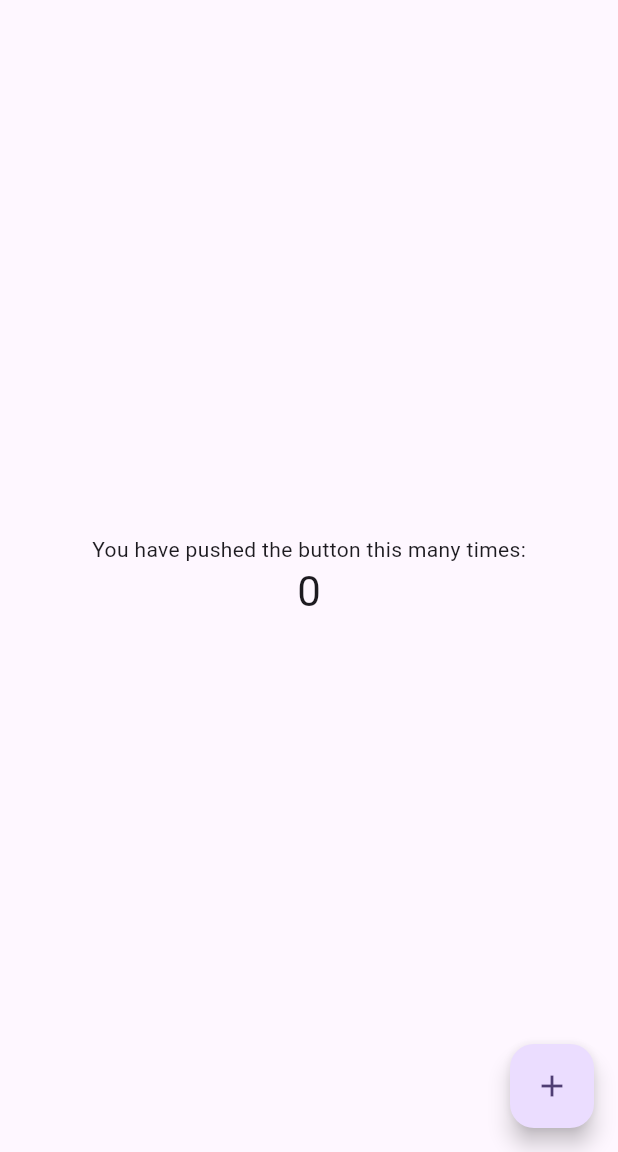
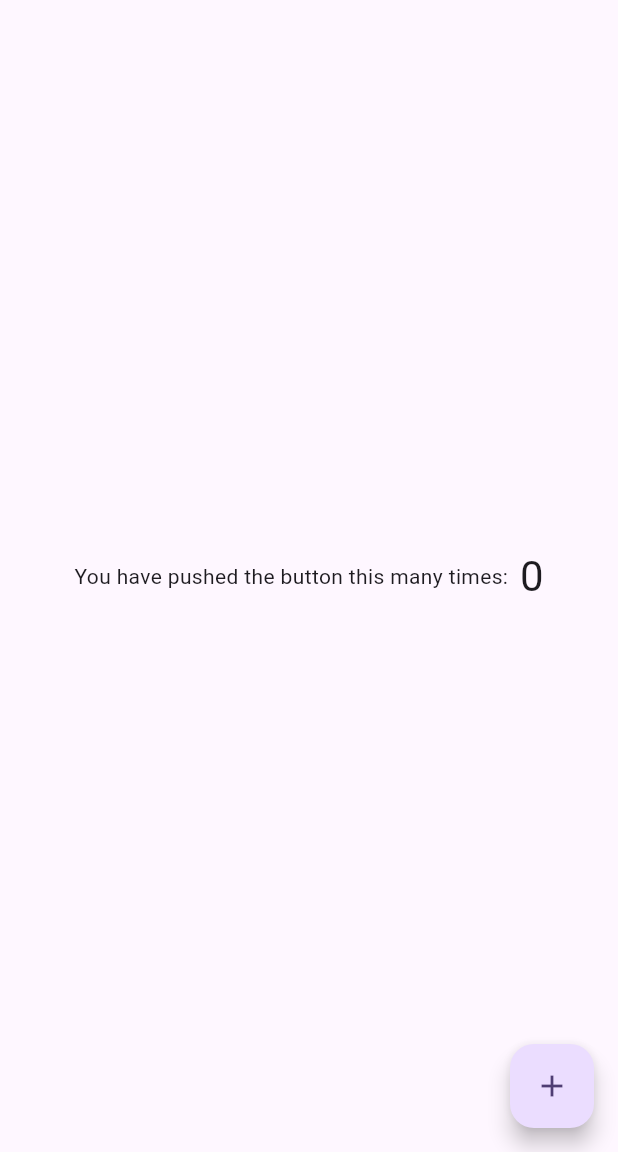
Before and after one commit to could-ai/01990635-1dba-7940-979c-07d8d9938e7a, a Flutter app: the screen it shows after launch, on a phone screen of 412 x 824 dp, the part 84-1236 px from its top. Run offline on Flutter 3.47's test engine with Material 3 defaults, Android fonts, the phone set to English and light mode, and no system bars.

Commit message:
Replaced the vertical Column layout inside the Center widget with a horizontal Row to place the descriptive text and the counter value side by side. Added a SizedBox of width 8 for natural spacing between the two Text widgets. Updated the crossAxisAlignment and mainAxisAlignment to center for proper alignment. This meets the user requirement of positioning both elements in a single natural location next to each other rather than one on top of the other.

```diff
--- a/usr/lib/main.dart
+++ b/usr/lib/main.dart
@@ -7,28 +7,12 @@ void main() {
 class MyApp extends StatelessWidget {
   const MyApp({super.key});
 
-  // This widget is the root of your application.
   @override
   Widget build(BuildContext context) {
     return MaterialApp(
       title: 'Flutter Demo',
       debugShowCheckedModeBanner: false,
       theme: ThemeData(
-        // This is the theme of your application.
-        //
-        // TRY THIS: Try running your application with "flutter run". You'll see
-        // the application has a purple toolbar. Then, without quitting the app,
-        // try changing the seedColor in the colorScheme below to Colors.green
-        // and then invoke "hot reload" (save your changes or press the "hot
-        // reload" button in a Flutter-supported IDE, or press "r" if you used
-        // the command line to start the app).
-        //
-        // Notice that the counter didn't reset back to zero; the application
-        // state is not lost during the reload. To reset the state, use hot
-        // restart instead.
-        //
-        // This works for code too, not just values: Most code changes can be
-        // tested with just a hot reload.
         colorScheme: ColorScheme.fromSeed(seedColor: Colors.deepPurple),
       ),
       home: const MyHomePage(title: 'Flutter Demo Home Page'),
@@ -38,15 +22,6 @@ class MyApp extends StatelessWidget {
 
 class MyHomePage extends StatefulWidget {
   const MyHomePage({super.key, required this.title});
-
-  // This widget is the home page of your application. It is stateful, meaning
-  // that it has a State object (defined below) that contains fields that affect
-  // how it looks.
-
-  // This class is the configuration for the state. It holds the values (in this
-  // case the title) provided by the parent (in this case the App widget) and
-  // used by the build method of the State. Fields in a Widget subclass are
-  // always marked "final".
 
   final String title;
 
@@ -59,54 +34,28 @@ class _MyHomePageState extends State<MyHomePage> {
 
   void _incrementCounter() {
     setState(() {
-      // This call to setState tells the Flutter framework that something has
-      // changed in this State, which causes it to rerun the build method below
-      // so that the display can reflect the updated values. If we changed
-      // _counter without calling setState(), then the build method would not be
-      // called again, and so nothing would appear to happen.
       _counter++;
     });
   }
 
   @override
   Widget build(BuildContext context) {
-    // This method is rerun every time setState is called, for instance as done
-    // by the _incrementCounter method above.
-    //
-    // The Flutter framework has been optimized to make rerunning build methods
-    // fast, so that you can just rebuild anything that needs updating rather
-    // than having to individually change instances of widgets.
     return Scaffold(
       appBar: AppBar(
-        // TRY THIS: Try changing the color here to a specific color (to
-        // Colors.amber, perhaps?) and trigger a hot reload to see the AppBar
-        // change color while the other colors stay the same.
         backgroundColor: Theme.of(context).colorScheme.inversePrimary,
-        // Here we take the value from the MyHomePage object that was created by
-        // the App.build method, and use it to set our appbar title.
         title: Text(widget.title),
       ),
       body: Center(
-        // Center is a layout widget. It takes a single child and positions it
-        // in the middle of the parent.
-        child: Column(
-          // Column is also a layout widget. It takes a list of children and
-          // arranges them vertically. By default, it sizes itself to fit its
-          // children horizontally, and tries to be as tall as its parent.
-          //
-          // Column has various properties to control how it sizes itself and
-          // how it positions its children. Here we use mainAxisAlignment to
-          // center the children vertically; the main axis here is the vertical
-          // axis because Columns are vertical (the cross axis would be
-          // horizontal).
-          //
-          // TRY THIS: Invoke "debug painting" (choose the "Toggle Debug Paint"
-          // action in the IDE, or press "p" in the console), to see the
-          // wireframe for each widget.
+        child: Row(
           mainAxisAlignment: MainAxisAlignment.center,
+          crossAxisAlignment: CrossAxisAlignment.center,
           children: <Widget>[
             const Text('You have pushed the button this many times:'),
-            Text('$_counter', style: Theme.of(context).textTheme.headlineMedium),
+            const SizedBox(width: 8),
+            Text(
+              '$_counter',
+              style: Theme.of(context).textTheme.headlineMedium,
+            ),
           ],
         ),
       ),
@@ -114,7 +63,7 @@ class _MyHomePageState extends State<MyHomePage> {
         onPressed: _incrementCounter,
         tooltip: 'Increment',
         child: const Icon(Icons.add),
-      ), // This trailing comma makes auto-formatting nicer for build methods.
+      ),
     );
   }
 }
```
